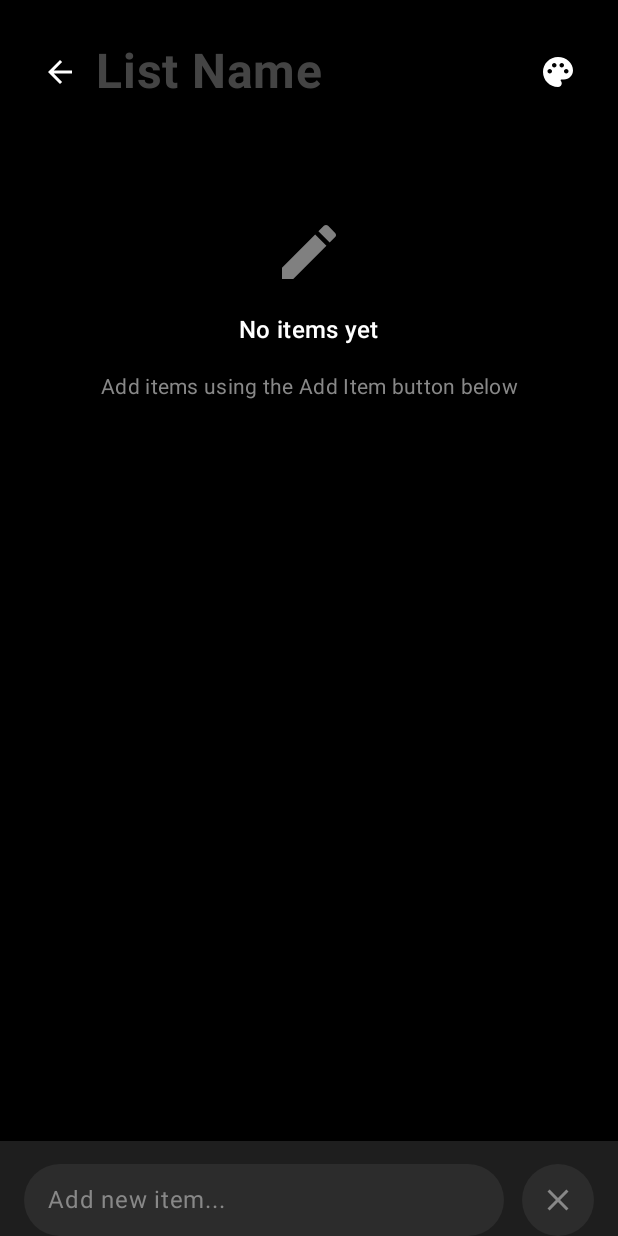
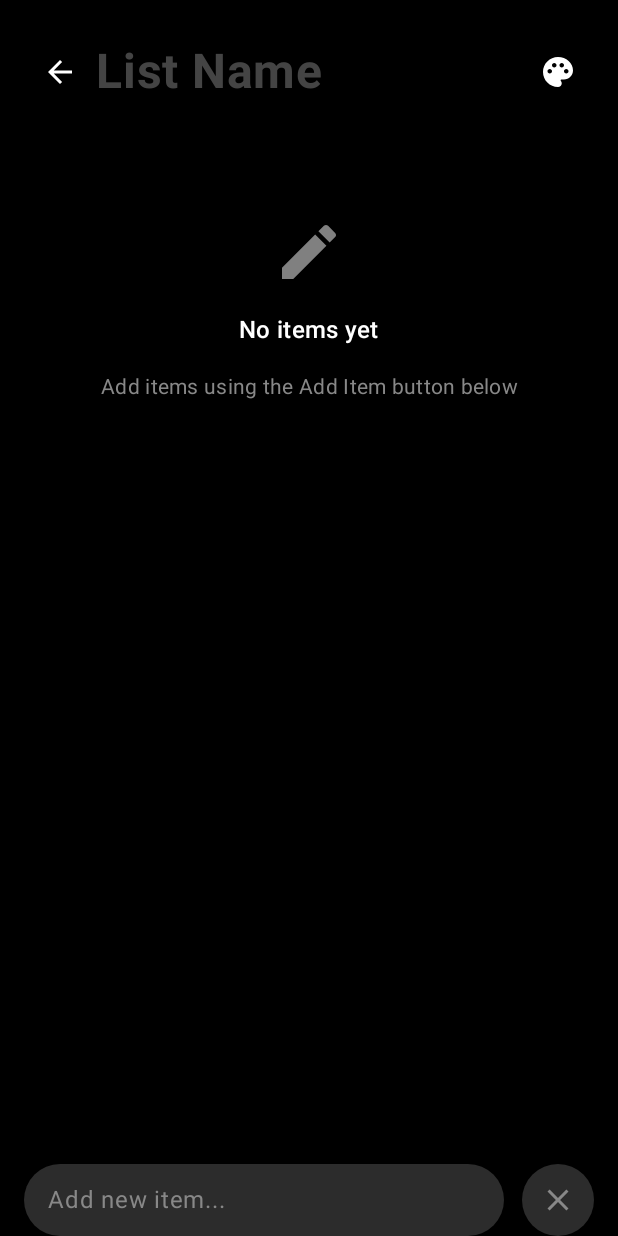
Before and after one commit to teja2495/choosr, an Android app built with Jetpack Compose: the EditListScreen screen opened through its navigation route, after a tap on "Add Item", on a phone screen of 412 x 824 dp. Run offline under Robolectric (Android 15) with nearby library versions, the phone set to English and light mode, and no system bars.

Commit message:
fix: ui fixes

```diff
--- a/app/src/main/java/com/tk/choosr/ui/edit/EditListScreen.kt
+++ b/app/src/main/java/com/tk/choosr/ui/edit/EditListScreen.kt
@@ -261,7 +261,7 @@ fun EditListScreen(
             if (showInputSection) {
                 // Input Bar (shown when FAB is clicked)
                 Surface(
-                    color = Color(0xFF1E1E1E),
+                    color = Color.Black,
                     tonalElevation = 8.dp,
                     modifier = Modifier.fillMaxWidth()
                 ) {
```
